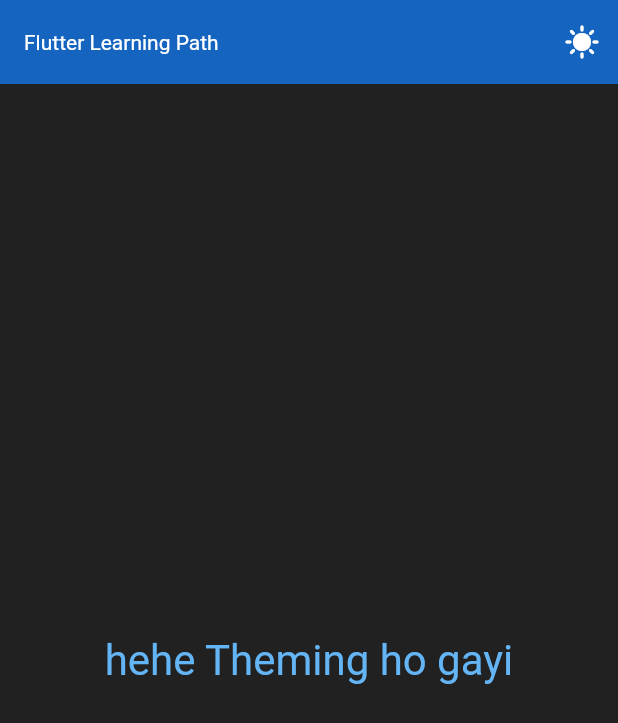
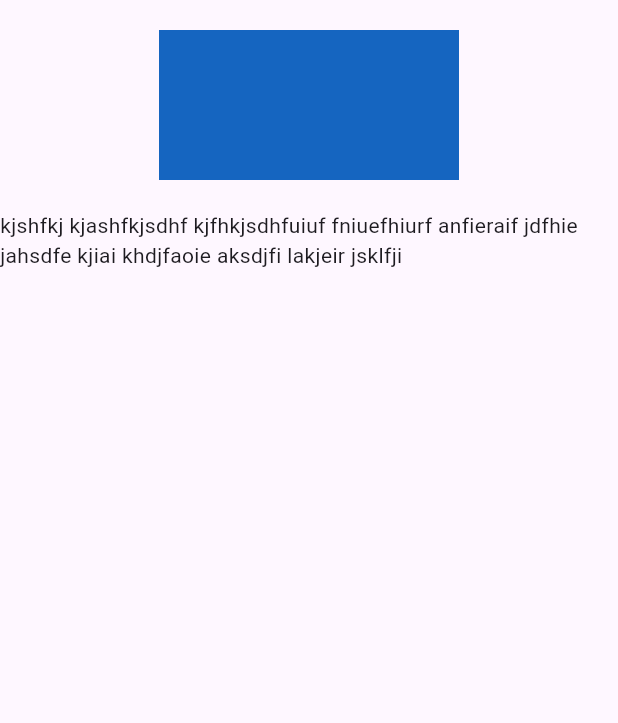
Before and after one commit to khush1yaaar/learn-flutter-with-me, a Flutter app: the screen it shows after launch, on a phone screen of 412 x 824 dp. Shown: the top 723 px of the screen. Run offline on Flutter 3.47's test engine with Material 3 defaults, Android fonts, the light colour scheme and no system bars; our stand-ins replace flutter_riverpod, riverpod.

Commit message:
responsive layout 1

```diff
--- /dev/null
+++ b/lib/ResponsiveLayout/layout_one.dart
@@ -0,0 +1,136 @@
+import 'package:flutter/material.dart';
+import 'package:socials/ResponsiveLayout/layout_one_helper.dart';
+
+// ----------------------------------- ANOTHER WAY OF IMPLEMENTING RESPOSIVE LAYOUT WITH THE HELPER SCREEN WIDGET ------------------------------------
+class LayoutOne extends StatefulWidget {
+  const LayoutOne({super.key});
+
+  @override
+  State<LayoutOne> createState() => _LayoutOneState();
+}
+
+class _LayoutOneState extends State<LayoutOne> {
+  @override
+  Widget build(BuildContext context) {
+    return SafeArea(
+      child: Scaffold(
+        body: LayoutOneHelper(
+            mobile: buildMobileLayout(), laptop: buildLaptopLayout()),
+      ),
+    );
+  }
+
+  Widget buildMobileLayout() {
+    return Column(
+      children: [
+        const SizedBox(
+          height: 20,
+        ),
+        Container(
+          color: Colors.blue.shade800,
+          height: 100,
+          width: 200,
+        ),
+        const SizedBox(
+          height: 20,
+        ),
+        const Text('kjshfkj kjashfkjsdhf kjfhkjsdhfuiuf fniuefhiurf anfieraif jdfhie jahsdfe kjiai khdjfaoie aksdjfi lakjeir jsklfji'),
+      ],
+    );
+  }
+  Widget buildLaptopLayout() {
+    return Row(
+      children: [
+        const SizedBox(
+          width: 20,
+        ),
+        Container(
+          color: Colors.blue.shade800,
+          height: 100,
+          width: 200,
+        ),
+        const SizedBox(
+          width: 20,
+        ),
+        const Text('kjshfkj kjashfkjsdhf kjfhkjsdhfuiuf fniuefhiurf anfieraif jdfhie jahsdfe kjiai khdjfaoie aksdjfi lakjeir jsklfji'),
+      ],
+    );
+  }
+}
+
+
+
+
+
+
+
+
+
+
+
+//---------------------------------- one way of implement resposive layout ------------------------------------------
+
+// import 'package:flutter/material.dart';
+
+// class LayoutOne extends StatefulWidget {
+//   const LayoutOne({super.key});
+
+//   @override
+//   State<LayoutOne> createState() => _LayoutOneState();
+// }
+
+// class _LayoutOneState extends State<LayoutOne> {
+//   @override
+//   Widget build(BuildContext context) {
+//     return Scaffold(
+//       appBar: AppBar(
+//         backgroundColor: Colors.blue.shade800,
+//         title: const Text('Responsive Layout - 1'),
+//       ),
+//       body: SafeArea(
+//         child: LayoutBuilder(builder: (context, constraints) {
+//           if (constraints.maxWidth < 768) {
+//             return Column(
+//               children: [
+//                 const SizedBox(
+//                   height: 20,
+//                 ),
+//                 buildContainer(),
+//                 const SizedBox(
+//                   height: 20,
+//                 ),
+//                 buildText(),
+//               ],
+//             );
+//           }
+//           else {
+//             return Row(
+//               children: [
+//                 const SizedBox(width: 20,),
+//                 buildContainer(),
+//                 const SizedBox(width: 20,),
+//                 Expanded(
+//                   child: buildText(),
+//                 )
+//               ],
+//             );
+//           }
+//         }),
+//       ),
+//     );
+//   }
+
+//   Container buildContainer() {
+//     return Container(
+//                 height: 100,
+//                 width: 200,
+//                 color: Colors.blue.shade800,
+//               );
+//   }
+
+//   Text buildText() {
+//     return Text(
+//                   'sdhflk ksjdfklash ksdfashdfo hnfhiokaf iohfoskfn oifoirhf hdfaif hifhkf 9ufijf a;jfirefih ifiehr hfehiorh ehfnurfhisfhr8'
+//                 );
+//   }
+// }
--- /dev/null
+++ b/lib/ResponsiveLayout/layout_one_helper.dart
@@ -0,0 +1,25 @@
+import 'package:flutter/material.dart';
+
+class LayoutOneHelper extends StatefulWidget {
+  final Widget mobile;
+  final Widget laptop;
+
+  const LayoutOneHelper(
+      {super.key, required this.mobile, required this.laptop});
+
+  @override
+  State<LayoutOneHelper> createState() => _LayoutOneHelperState();
+}
+
+class _LayoutOneHelperState extends State<LayoutOneHelper> {
+  @override
+  Widget build(BuildContext context) {
+    return LayoutBuilder(builder: (context, constraints) {
+      if (constraints.maxWidth < 768) {
+        return widget.mobile;
+      } else {
+        return widget.laptop;
+      }
+    });
+  }
+}
--- a/lib/main.dart
+++ b/lib/main.dart
@@ -1,14 +1,15 @@
 import 'package:flutter/material.dart';
-import 'package:flutter_riverpod/flutter_riverpod.dart';
-import 'package:socials/StateManagement/notifier_provider.dart';
-import 'package:socials/StateManagement/riverpod_screen.dart';
-import 'package:socials/StateManagement/state_notifier.dart';
-import 'package:socials/Theme/theme_screen.dart';
-import 'package:socials/Theme/themes.dart';
+import 'package:socials/ResponsiveLayout/layout_one.dart';
+// import 'package:flutter_riverpod/flutter_riverpod.dart';
+// import 'package:socials/StateManagement/notifier_provider.dart';
+// import 'package:socials/StateManagement/riverpod_screen.dart';
+// import 'package:socials/StateManagement/state_notifier.dart';
+// import 'package:socials/Theme/theme_screen.dart';
+// import 'package:socials/Theme/themes.dart';
 
-void main() {
-  runApp(ProviderScope(child: const MyApp()));
-}
+// void main() {
+//   runApp(ProviderScope(child: const MyApp()));
+// }
 
 // class MyApp extends StatelessWidget {
 //   const MyApp({super.key});
@@ -22,24 +23,56 @@ void main() {
 //   }
 // }
 
-final numberProvider = Provider<int>((ref) {
-  return 42;
-});
+// final numberProvider = Provider<int>((ref) {
+//   return 42;
+// });
 
-final numberStateProvider = StateProvider<int>((ref) {
-  return 42;
-});
+// final numberStateProvider = StateProvider<int>((ref) {
+//   return 42;
+// });
 
-final numberNotifierProvider = StateNotifierProvider<NumbersNotifier,List<int>>((ref) {
-  return NumbersNotifier();
-});
+// final numberNotifierProvider = StateNotifierProvider<NumbersNotifier,List<int>>((ref) {
+//   return NumbersNotifier();
+// });
 
-final numbersChangeNotifierProvider = ChangeNotifierProvider<NumbersChangeNotifier>((ref) {
-  return NumbersChangeNotifier();
-});
-
+// final numbersChangeNotifierProvider = ChangeNotifierProvider<NumbersChangeNotifier>((ref) {
+//   return NumbersChangeNotifier();
+// });
 
 // ---------------------------------ENABLE FOR THEME-------------------------------------
+// class MyApp extends StatefulWidget {
+//   const MyApp({super.key});
+
+//   @override
+//   State<MyApp> createState() => _MyAppState();
+// }
+
+// class _MyAppState extends State<MyApp> {
+//   @override
+//   void initState() {
+//     // TODO: implement initState
+//     super.initState();
+//     currentTheme.addListener(() {
+//       setState(() {});
+//     });
+//   }
+//   @override
+//   Widget build(BuildContext context) {
+//     return MaterialApp(
+//       debugShowCheckedModeBanner: false,
+//       home: const ThemeScreen(),
+//       title: 'Flutter Learning Path',
+//       theme: CustomTheme.lightTheme,
+//       darkTheme: CustomTheme.darkTheme,
+//       themeMode: currentTheme.currentTheme,
+//     );
+//   }
+// }
+
+void main() {
+  runApp(MyApp());
+}
+
 class MyApp extends StatefulWidget {
   const MyApp({super.key});
 
@@ -49,22 +82,9 @@ class MyApp extends StatefulWidget {
 
 class _MyAppState extends State<MyApp> {
   @override
-  void initState() {
-    // TODO: implement initState
-    super.initState();
-    currentTheme.addListener(() {
-      setState(() {});
-    });
-  }
-  @override
   Widget build(BuildContext context) {
-    return MaterialApp(
-      debugShowCheckedModeBanner: false,
-      home: const ThemeScreen(),
-      title: 'Flutter Learning Path',
-      theme: CustomTheme.lightTheme,
-      darkTheme: CustomTheme.darkTheme,
-      themeMode: currentTheme.currentTheme,
+    return const MaterialApp(
+      home: LayoutOne(),
     );
   }
 }
```
Also changed, not shown: pubspec.lock.
